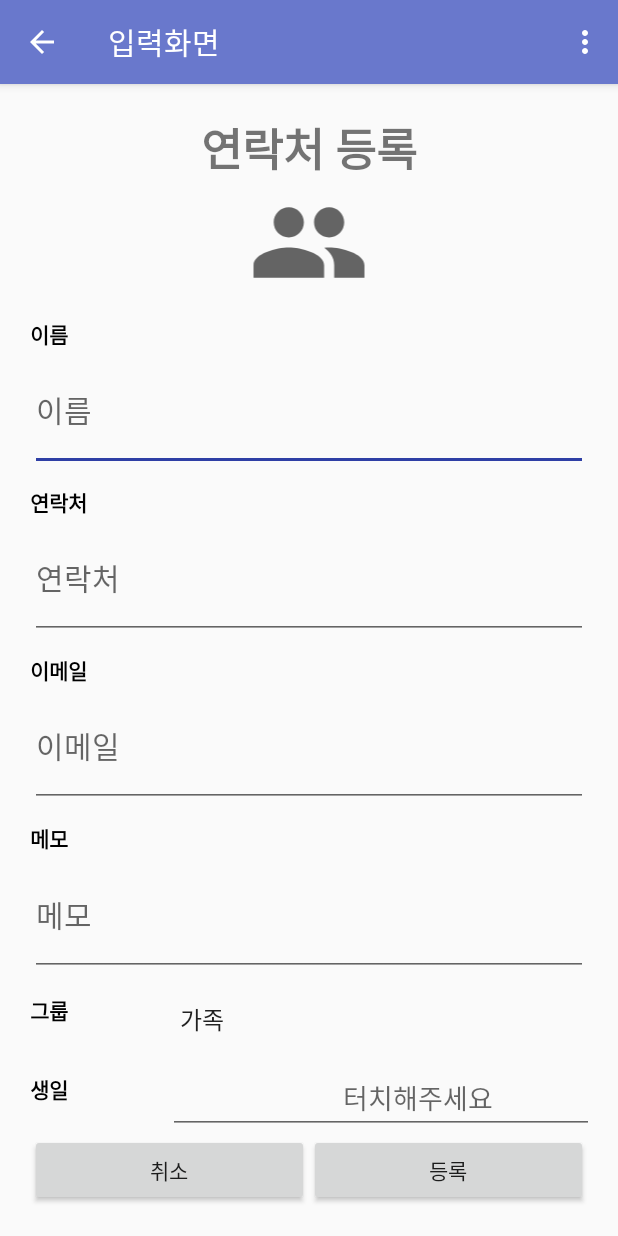
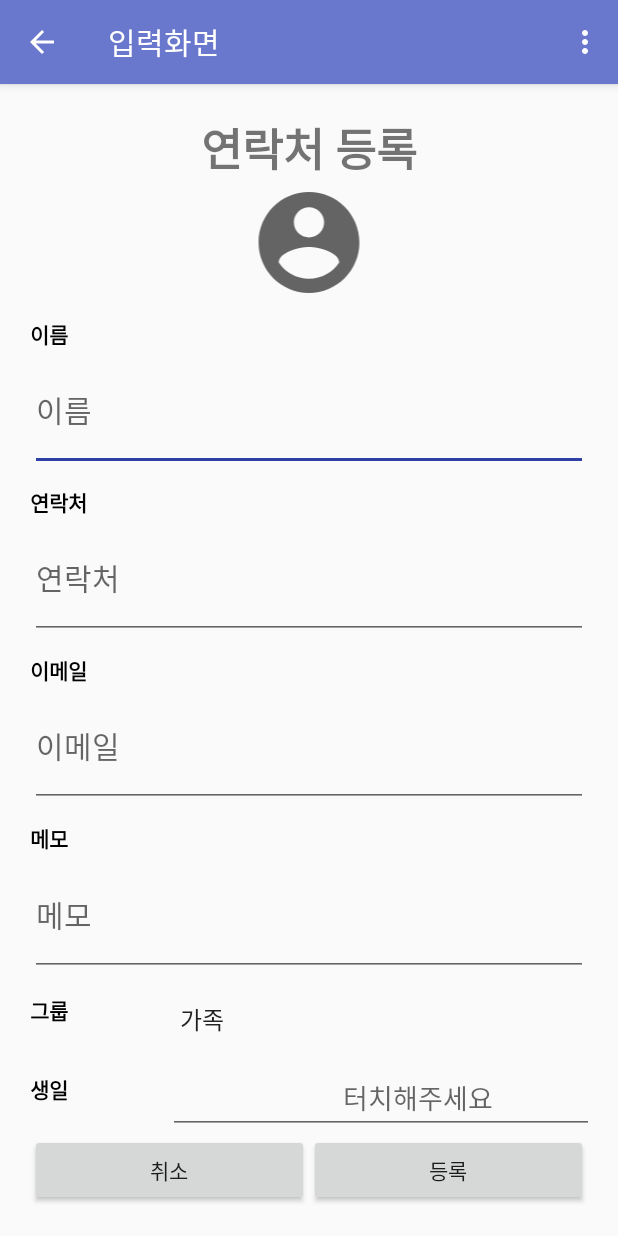
Before and after one commit to jonghancha/AddressProject, an Android app: the InsertActivity screen opened directly, with no data from a screen before it, on a phone screen of 412 x 824 dp. Run offline under Robolectric (Android 15) with nearby library versions, the phone set to English and light mode, and no system bars.

Commit message:
입력 완료.

```diff
--- a/AddressProject/app/src/main/java/com/android/addressproject/Activity/FrmtContact.java
+++ b/AddressProject/app/src/main/java/com/android/addressproject/Activity/FrmtContact.java
@@ -63,7 +63,7 @@ public class FrmtContact extends Fragment {
         //search_text가 검색되는 단어(번호도 가능)
 
 
-        urlAddr = "http://192.168.0.125:8080/test/addressGroupCondition.jsp?user_userId=" + checkId +"&search_text=";
+        urlAddr = "http://192.168.0.54:8080/test/addressGroupCondition.jsp?user_userId=" + checkId +"&search_text=";
 
 
         search_EdT = v.findViewById(R.id.search_ET);
@@ -119,7 +119,7 @@ public class FrmtContact extends Fragment {
             // 텍스트가 변할때마다 urlAddr에 덮어씌워져서 그때마다 그냥 초기화시켜줌
 
 
-            urlAddr = "http://192.168.0.125:8080/test/addressGroupCondition.jsp?user_userId=" + checkId +"&search_text=";
+            urlAddr = "http://192.168.0.54:8080/test/addressGroupCondition.jsp?user_userId=" + checkId +"&search_text=";
 
 
             String searchText = search_EdT.getText().toString().trim();
--- a/AddressProject/app/src/main/java/com/android/addressproject/Activity/Frmt_call.java
+++ b/AddressProject/app/src/main/java/com/android/addressproject/Activity/Frmt_call.java
@@ -68,7 +68,7 @@ public class Frmt_call extends Fragment {
         //조건 검색 .jsp 를 따로 만들어서 연결시켜줌.
         //search_text가 검색되는 단어(번호도 가능)
 
-        urlAddr = "http://192.168.0.125:8080/test/addressSelectWithCondition.jsp?user_userId=" + checkId +"&search_text=";
+        urlAddr = "http://192.168.0.54:8080/test/addressSelectWithCondition.jsp?user_userId=" + checkId +"&search_text=";
 
         //----------
         search_EdT = v.findViewById(R.id.search_ET);
@@ -122,7 +122,7 @@ public class Frmt_call extends Fragment {
 
             // 텍스트가 변할때마다 urlAddr에 덮어씌워져서 그때마다 그냥 초기화시켜줌
 
-            urlAddr = "http://192.168.0.125:8080/test/addressSelectWithCondition.jsp?user_userId=" + checkId +"&search_text=";
+            urlAddr = "http://192.168.0.54:8080/test/addressSelectWithCondition.jsp?user_userId=" + checkId +"&search_text=";
             //----------------------
 
 
--- a/AddressProject/app/src/main/java/com/android/addressproject/Activity/Frmt_fav.java
+++ b/AddressProject/app/src/main/java/com/android/addressproject/Activity/Frmt_fav.java
@@ -59,7 +59,7 @@ public class Frmt_fav extends Fragment {
         //search_text가 검색되는 단어(번호도 가능)
 
 
-        urlAddr = "http://192.168.0.125:8080/test/favSelectWithCondition.jsp?user_userId=" + checkId +"&search_text=";
+        urlAddr = "http://192.168.0.54:8080/test/favSelectWithCondition.jsp?user_userId=" + checkId +"&search_text=";
 
         search_EdT = v.findViewById(R.id.search_ET);
         search_EdT.addTextChangedListener(textChangedListener);
@@ -112,7 +112,7 @@ public class Frmt_fav extends Fragment {
             // 텍스트가 변할때마다 urlAddr에 덮어씌워져서 그때마다 그냥 초기화시켜줌
 
 
-            urlAddr = "http://192.168.0.125:8080/test/favSelectWithCondition.jsp?user_userId=" + checkId +"&search_text=";
+            urlAddr = "http://192.168.0.54:8080/test/favSelectWithCondition.jsp?user_userId=" + checkId +"&search_text=";
 
 
 
--- /dev/null
+++ b/AddressProject/app/src/main/res/drawable/baseline_account_circle_24.xml
@@ -0,0 +1,10 @@
+<vector xmlns:android="http://schemas.android.com/apk/res/android"
+    android:width="24dp"
+    android:height="24dp"
+    android:viewportWidth="24"
+    android:viewportHeight="24"
+    android:tint="?attr/colorControlNormal">
+  <path
+      android:fillColor="@android:color/white"
+      android:pathData="M12,2C6.48,2 2,6.48 2,12s4.48,10 10,10 10,-4.48 10,-10S17.52,2 12,2zM12,5c1.66,0 3,1.34 3,3s-1.34,3 -3,3 -3,-1.34 -3,-3 1.34,-3 3,-3zM12,19.2c-2.5,0 -4.71,-1.28 -6,-3.22 0.03,-1.99 4,-3.08 6,-3.08 1.99,0 5.97,1.09 6,3.08 -1.29,1.94 -3.5,3.22 -6,3.22z"/>
+</vector>
--- a/AddressProject/app/src/main/res/layout/activity_insert.xml
+++ b/AddressProject/app/src/main/res/layout/activity_insert.xml
@@ -31,7 +31,7 @@
             android:layout_width="match_parent"
             android:layout_height="0px"
             android:layout_weight="1"
-            android:src="@drawable/ic_baseline_group_24"
+            android:src="@drawable/baseline_account_circle_24"
             />
 
 
```
Also changed, not shown: AddressProject/app/src/main/java/com/android/addressproject/Activity/InsertActivity.java (+71 -8 lines), AddressProject/app/src/main/res/mipmap-hdpi/baseline_account_circle_black_48.png (added), AddressProject/app/src/main/res/mipmap-mdpi/baseline_account_circle_black_48.png (added), AddressProject/app/src/main/res/mipmap-xhdpi/baseline_account_circle_black_48.png (added), AddressProject/app/src/main/res/mipmap-xxhdpi/baseline_account_circle_black_48.png (added), AddressProject/app/src/main/res/mipmap-xxxhdpi/baseline_account_circle_black_48.png (added), 1 other file.
